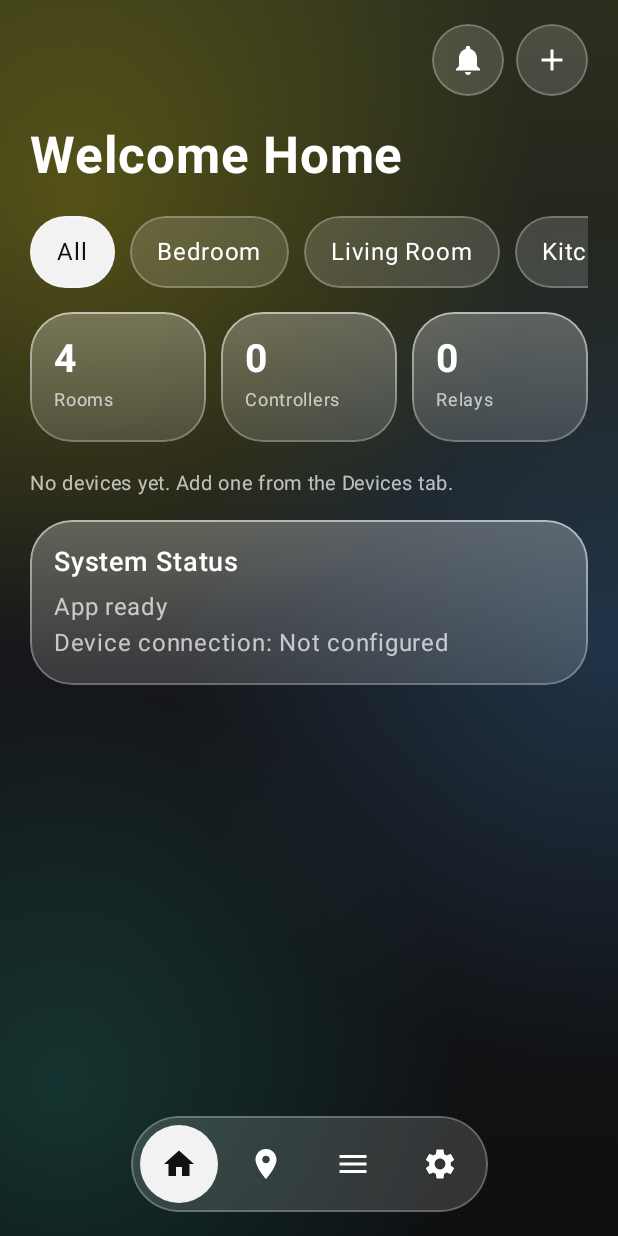
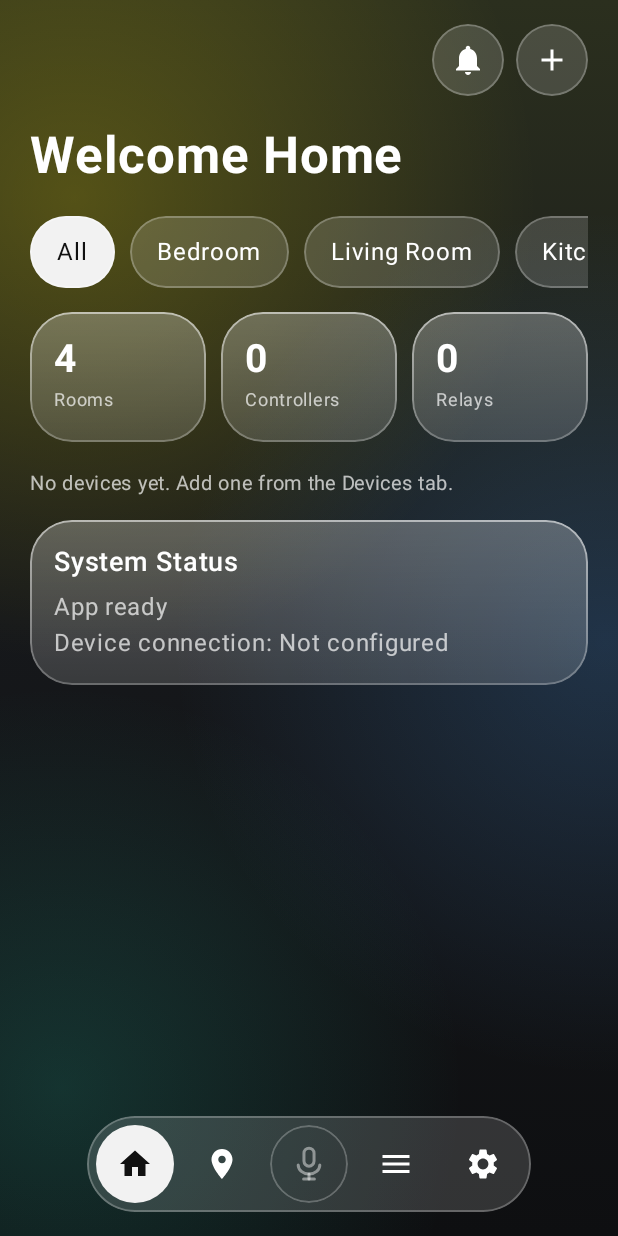
Before and after one commit to mohammadsobujmatubbar-cmyk/ORVIX, an Android app built with Jetpack Compose: the screen it shows after launch (MainActivity), on a phone screen of 412 x 824 dp. Run offline under Robolectric (Android 15) with nearby library versions, the phone set to English and light mode, and no system bars; our stand-ins replace Room's generated code; libraries missing offline, so code that uses them is left out: com.hivemq.client.

Commit message:
Voice control: mic button, voice settings, relay voice names

```diff
--- a/app/src/main/AndroidManifest.xml
+++ b/app/src/main/AndroidManifest.xml
@@ -5,6 +5,12 @@
     <uses-permission android:name="android.permission.ACCESS_WIFI_STATE"/>
     <uses-permission android:name="android.permission.CHANGE_WIFI_MULTICAST_STATE"/>
 
+    <uses-permission android:name="android.permission.RECORD_AUDIO"/>
+    <queries>
+        <intent>
+            <action android:name="android.speech.RecognitionService"/>
+        </intent>
+    </queries>
     <application
         android:icon="@mipmap/ic_launcher"
         android:roundIcon="@mipmap/ic_launcher"
--- a/app/src/main/java/com/orvix/smarthome/Data.kt
+++ b/app/src/main/java/com/orvix/smarthome/Data.kt
@@ -55,7 +55,8 @@ data class RelayEntity(
     val offMessage: String,
     val isOn: Boolean = false,
     val icon: String = "light",
-    val topic: String = ""
+    val topic: String = "",
+    val alias: String = ""
 )
 
 @Entity(
@@ -152,7 +153,7 @@ private val MIGRATION_1_2 = object : Migration(1, 2) {
 
 @Database(
     entities = [RoomEntity::class, DeviceEntity::class, RelayEntity::class, SensorEntity::class, MqttConnEntity::class],
-    version = 6,
+    version = 7,
     exportSchema = false
 )
 abstract class OrvixDatabase : RoomDatabase() {
@@ -169,7 +170,7 @@ abstract class OrvixDatabase : RoomDatabase() {
 
         private fun build(context: Context): OrvixDatabase =
             Room.databaseBuilder(context.applicationContext, OrvixDatabase::class.java, "orvix.db")
-                .addMigrations(MIGRATION_1_2, MIGRATION_2_3, MIGRATION_3_4, MIGRATION_4_5, MIGRATION_5_6)
+                .addMigrations(MIGRATION_1_2, MIGRATION_2_3, MIGRATION_3_4, MIGRATION_4_5, MIGRATION_5_6, MIGRATION_6_7)
                 .addCallback(object : RoomDatabase.Callback() {
                     override fun onCreate(db: SupportSQLiteDatabase) {
                         super.onCreate(db)
--- /dev/null
+++ b/app/src/main/java/com/orvix/smarthome/GlassBarV2.kt
@@ -0,0 +1,135 @@
+package com.orvix.smarthome
+
+import androidx.compose.foundation.Canvas
+import androidx.compose.foundation.background
+import androidx.compose.foundation.border
+import androidx.compose.foundation.clickable
+import androidx.compose.foundation.layout.*
+import androidx.compose.foundation.shape.CircleShape
+import androidx.compose.foundation.shape.RoundedCornerShape
+import androidx.compose.material3.Icon
+import androidx.compose.material3.Text
+import androidx.compose.runtime.Composable
+import androidx.compose.ui.Alignment
+import androidx.compose.ui.Modifier
+import androidx.compose.ui.draw.clip
+import androidx.compose.ui.geometry.CornerRadius
+import androidx.compose.ui.geometry.Offset
+import androidx.compose.ui.geometry.Size
+import androidx.compose.ui.graphics.Color
+import androidx.compose.ui.graphics.StrokeCap
+import androidx.compose.ui.graphics.drawscope.Stroke
+import androidx.compose.ui.text.font.FontWeight
+import androidx.compose.ui.unit.dp
+import androidx.compose.ui.unit.sp
+
+@Composable
+fun MicGlyph(color: Color, modifier: Modifier = Modifier) {
+    Canvas(modifier) {
+        val w = size.width
+        val h = size.height
+        val sw = (size.minDimension * 0.08f).coerceIn(3f, 10f)
+        val st = Stroke(width = sw, cap = StrokeCap.Round)
+        drawRoundRect(
+            color,
+            topLeft = Offset(w * 0.36f, h * 0.06f),
+            size = Size(w * 0.28f, h * 0.5f),
+            cornerRadius = CornerRadius(w * 0.14f, w * 0.14f),
+            style = st
+        )
+        drawArc(
+            color,
+            startAngle = 0f,
+            sweepAngle = 180f,
+            useCenter = false,
+            topLeft = Offset(w * 0.2f, h * 0.28f),
+            size = Size(w * 0.6f, h * 0.5f),
+            style = st
+        )
+        drawLine(color, Offset(w * 0.5f, h * 0.78f), Offset(w * 0.5f, h * 0.92f), strokeWidth = sw, cap = StrokeCap.Round)
+        drawLine(color, Offset(w * 0.35f, h * 0.92f), Offset(w * 0.65f, h * 0.92f), strokeWidth = sw, cap = StrokeCap.Round)
+    }
+}
+
+@Composable
+private fun VoiceMicButton() {
+    val g = LocalGlass.current
+    val on = VoiceState.listening
+    val enabled = VoiceState.enabled
+    Box(
+        Modifier
+            .size(52.dp)
+            .clip(CircleShape)
+            .background(if (on) Accent else Color.Transparent)
+            .border(1.dp, if (on) Accent else g.cardBorder, CircleShape)
+            .clickable { VoiceState.onMicTap?.invoke() },
+        contentAlignment = Alignment.Center
+    ) {
+        MicGlyph(
+            if (on) Color(0xFF111111) else g.text.copy(alpha = if (enabled) 1f else 0.45f),
+            Modifier.size(24.dp)
+        )
+    }
+}
+
+@Composable
+private fun VoiceNavButton(item: NavItem, selected: Boolean, onClick: () -> Unit) {
+    val g = LocalGlass.current
+    Box(
+        Modifier
+            .size(52.dp)
+            .clip(CircleShape)
+            .background(if (selected) g.chipSelected else Color.Transparent)
+            .clickable(onClick = onClick),
+        contentAlignment = Alignment.Center
+    ) {
+        Icon(
+            item.icon,
+            contentDescription = item.label,
+            tint = if (selected) g.chipSelectedText else g.text
+        )
+    }
+}
+
+@Composable
+fun GlassBottomBarV2(items: List<NavItem>, selected: Int, onSelect: (Int) -> Unit, modifier: Modifier = Modifier) {
+    val g = LocalGlass.current
+    val vs = voiceStrings(VoiceState.uiLang)
+    val mid = items.size / 2
+    val heard = VoiceState.heard
+    val res = VoiceState.result
+    Column(modifier, horizontalAlignment = Alignment.CenterHorizontally) {
+        if (VoiceState.listening || heard.isNotBlank() || res.isNotBlank()) {
+            Column(
+                Modifier
+                    .padding(bottom = 10.dp)
+                    .clip(RoundedCornerShape(20.dp))
+                    .background(Color(0xDD101216))
+                    .padding(horizontal = 16.dp, vertical = 10.dp)
+            ) {
+                if (heard.isNotBlank()) {
+                    Text(vs.heardLabel + ": " + heard, color = Color(0xB3FFFFFF), fontSize = 12.sp)
+                }
+                if (res.isNotBlank()) {
+                    Text(res, color = Color.White, fontSize = 15.sp, fontWeight = FontWeight.Medium)
+                }
+                if (heard.isBlank() && res.isBlank()) {
+                    Text(vs.listening, color = Color.White, fontSize = 15.sp)
+                }
+            }
+        }
+        Row(
+            Modifier
+                .clip(CircleShape)
+                .background(g.card)
+                .border(1.dp, g.cardBorder, CircleShape)
+                .padding(6.dp),
+            horizontalArrangement = Arrangement.spacedBy(6.dp)
+        ) {
+            items.forEachIndexed { i, item ->
+                if (i == mid) VoiceMicButton()
+                VoiceNavButton(item, i == selected) { onSelect(i) }
+            }
+        }
+    }
+}
--- a/app/src/main/java/com/orvix/smarthome/MainActivity.kt
+++ b/app/src/main/java/com/orvix/smarthome/MainActivity.kt
@@ -17,6 +17,7 @@ class MainActivity : ComponentActivity() {
         MqttManager.init(applicationContext)
         val prefs = getSharedPreferences("orvix_settings", MODE_PRIVATE)
         BgState.load(this)
+        VoiceState.load(this)
         val savedTheme = try {
             ThemeMode.valueOf(prefs.getString("theme", ThemeMode.DARK.name) ?: ThemeMode.DARK.name)
         } catch (e: Exception) {
--- /dev/null
+++ b/app/src/main/java/com/orvix/smarthome/Migration7.kt
@@ -0,0 +1,10 @@
+package com.orvix.smarthome
+
+import androidx.room.migration.Migration
+import androidx.sqlite.db.SupportSQLiteDatabase
+
+val MIGRATION_6_7 = object : Migration(6, 7) {
+    override fun migrate(db: SupportSQLiteDatabase) {
+        db.execSQL("ALTER TABLE relays ADD COLUMN alias TEXT NOT NULL DEFAULT ''")
+    }
+}
--- a/app/src/main/java/com/orvix/smarthome/Screens.kt
+++ b/app/src/main/java/com/orvix/smarthome/Screens.kt
@@ -230,6 +230,9 @@ fun SettingsScreen(
         Spacer(Modifier.height(20.dp))
         Spacer(Modifier.height(12.dp))
         BackgroundSettingsCard(s)
+        Spacer(Modifier.height(12.dp))
+        VoiceSettingsCard(lang)
+        Spacer(Modifier.height(12.dp))
         Text("ORVIX 1.0.0", color = g.subText, fontSize = 13.sp)
         Spacer(Modifier.height(120.dp))
     }
@@ -268,6 +271,7 @@ fun OrvixApp(
         val full = Modifier.fillMaxSize()
         GlowBackdrop()
         BackgroundLayer()
+        VoiceHost(vm, lang)
         if (openMqtt != null || mqttNew) {
             MqttScreen(
                 s = s, rooms = rooms, device = openMqtt,
@@ -318,7 +322,7 @@ fun OrvixApp(
                 )
                 else -> SettingsScreen(s, lang, mode, onLang, onTheme, full)
             }
-            GlassBottomBar(
+            GlassBottomBarV2(
                 items, tab, { tab = it },
                 Modifier.align(Alignment.BottomCenter).navigationBarsPadding().padding(bottom = 16.dp)
             )
--- /dev/null
+++ b/app/src/main/java/com/orvix/smarthome/VoiceHost.kt
@@ -0,0 +1,212 @@
+package com.orvix.smarthome
+
+import android.Manifest
+import android.content.Context
+import android.content.Intent
+import android.content.pm.PackageManager
+import android.os.Bundle
+import android.os.Handler
+import android.os.Looper
+import android.speech.RecognitionListener
+import android.speech.RecognizerIntent
+import android.speech.SpeechRecognizer
+import androidx.activity.compose.rememberLauncherForActivityResult
+import androidx.activity.result.contract.ActivityResultContracts
+import androidx.compose.runtime.Composable
+import androidx.compose.runtime.DisposableEffect
+import androidx.compose.runtime.LaunchedEffect
+import androidx.compose.runtime.SideEffect
+import androidx.compose.runtime.remember
+import androidx.compose.ui.platform.LocalContext
+import androidx.core.content.ContextCompat
+import androidx.lifecycle.Lifecycle
+import androidx.lifecycle.LifecycleEventObserver
+import androidx.lifecycle.LifecycleOwner
+import kotlinx.coroutines.delay
+
+private class VoiceEngine(
+    val ctx: Context,
+    val vm: OrvixViewModel,
+    val vsProvider: () -> VoiceStrings
+) {
+    private val handler = Handler(Looper.getMainLooper())
+    private var rec: SpeechRecognizer? = null
+    private var endAt = 0L
+    private var errCount = 0
+    private var running = false
+
+    private val listener = object : RecognitionListener {
+        override fun onReadyForSpeech(params: Bundle?) {}
+        override fun onBeginningOfSpeech() {}
+        override fun onRmsChanged(rmsdB: Float) {}
+        override fun onBufferReceived(buffer: ByteArray?) {}
+        override fun onEndOfSpeech() {}
+        override fun onPartialResults(partialResults: Bundle?) {}
+        override fun onEvent(eventType: Int, params: Bundle?) {}
+
+        override fun onResults(results: Bundle?) {
+            val list = results?.getStringArrayList(SpeechRecognizer.RESULTS_RECOGNITION)
+            errCount = 0
+            if (list != null) handleTexts(list)
+            scheduleNext(300)
+        }
+
+        override fun onError(error: Int) {
+            if (!running) return
+            when (error) {
+                SpeechRecognizer.ERROR_NO_MATCH,
+                SpeechRecognizer.ERROR_SPEECH_TIMEOUT -> scheduleNext(150)
+                SpeechRecognizer.ERROR_INSUFFICIENT_PERMISSIONS -> stop(vsProvider().needPerm)
+                SpeechRecognizer.ERROR_RECOGNIZER_BUSY -> scheduleNext(700)
+                else -> {
+                    errCount++
+                    if (errCount >= 4) {
+                        stop(vsProvider().error + " (" + error + ")")
+                    } else {
+                        scheduleNext(900)
+                    }
+                }
+            }
+        }
+    }
+
+    fun start() {
+        if (running) return
+        if (!SpeechRecognizer.isRecognitionAvailable(ctx)) {
+            VoiceState.bubble("", vsProvider().unavailable)
+            return
+        }
+        running = true
+        errCount = 0
+        endAt = System.currentTimeMillis() + VoiceState.durationMs()
+        VoiceState.listening = true
+        VoiceState.clearBubble()
+        listenOnce()
+    }
+
+    fun stop(msg: String? = null) {
+        running = false
+        handler.removeCallbacksAndMessages(null)
+        try {
+            rec?.cancel()
+        } catch (_: Exception) {
+        }
+        try {
+            rec?.destroy()
+        } catch (_: Exception) {
+        }
+        rec = null
+        VoiceState.listening = false
+        if (msg != null) VoiceState.bubble("", msg)
+    }
+
+    private fun scheduleNext(ms: Long) {
+        if (!running) return
+        handler.postDelayed({ listenOnce() }, ms)
+    }
+
+    private fun listenOnce() {
+        if (!running) return
+        if (System.currentTimeMillis() >= endAt) {
+            stop(vsProvider().timeUp)
+            return
+        }
+        try {
+            val r: SpeechRecognizer = rec ?: SpeechRecognizer.createSpeechRecognizer(ctx).also {
+                it.setRecognitionListener(listener)
+                rec = it
+            }
+            val i = Intent(RecognizerIntent.ACTION_RECOGNIZE_SPEECH)
+            i.putExtra(RecognizerIntent.EXTRA_LANGUAGE_MODEL, RecognizerIntent.LANGUAGE_MODEL_FREE_FORM)
+            i.putExtra(RecognizerIntent.EXTRA_LANGUAGE, if (VoiceState.lang == "BN") "bn-BD" else "en-US")
+            i.putExtra(RecognizerIntent.EXTRA_MAX_RESULTS, 5)
+            i.putExtra(RecognizerIntent.EXTRA_CALLING_PACKAGE, ctx.packageName)
+            r.startListening(i)
+        } catch (e: Exception) {
+            stop(vsProvider().error)
+        }
+    }
+
+    private fun handleTexts(list: List<String>) {
+        if (list.isEmpty()) return
+        val vs = vsProvider()
+        val rooms = vm.rooms.value
+        val devices = vm.devices.value
+        val relays = vm.relays.value
+        for (t in list) {
+            val p = parseVoice(t, rooms, devices, relays)
+            if (p is VoiceParse.Act) {
+                for (pair in p.targets) {
+                    vm.sendRelayCmd(pair.first, pair.second, p.on)
+                }
+                val label = if (p.all && p.targets.size > 3) {
+                    vs.allDone + " (" + p.targets.size + ")"
+                } else {
+                    p.targets.joinToString(", ") { it.second.name }
+                }
+                VoiceState.bubble(t, label + " -> " + (if (p.on) vs.on else vs.off))
+                return
+            }
+            if (p is VoiceParse.Ambiguous) {
+                VoiceState.bubble(t, vs.ambiguous)
+                return
+            }
+        }
+        VoiceState.bubble(list[0], vs.noMatch)
+    }
+}
+
+@Composable
+fun VoiceHost(vm: OrvixViewModel, lang: Lang) {
+    val ctx = LocalContext.current
+    val engine = remember { VoiceEngine(ctx, vm) { voiceStrings(VoiceState.uiLang) } }
+    SideEffect { VoiceState.uiLang = lang }
+
+    val permLauncher = rememberLauncherForActivityResult(ActivityResultContracts.RequestPermission()) { ok ->
+        if (ok) {
+            engine.start()
+        } else {
+            VoiceState.bubble("", voiceStrings(VoiceState.uiLang).needPerm)
+        }
+    }
+
+    DisposableEffect(engine) {
+        VoiceState.onMicTap = {
+            val vs = voiceStrings(VoiceState.uiLang)
+            if (!VoiceState.enabled) {
+                VoiceState.bubble("", vs.enableFirst)
+            } else if (VoiceState.listening) {
+                engine.stop(vs.stopped)
+            } else if (ContextCompat.checkSelfPermission(ctx, Manifest.permission.RECORD_AUDIO) == PackageManager.PERMISSION_GRANTED) {
+                engine.start()
+            } else {
+                permLauncher.launch(Manifest.permission.RECORD_AUDIO)
+            }
+        }
+        onDispose {
+            VoiceState.onMicTap = null
+            engine.stop()
+        }
+    }
+
+    val lifecycle = (ctx as? LifecycleOwner)?.lifecycle
+    DisposableEffect(lifecycle) {
+        val obs = LifecycleEventObserver { _, e ->
+            if (e == Lifecycle.Event.ON_STOP) engine.stop()
+        }
+        lifecycle?.addObserver(obs)
+        onDispose { lifecycle?.removeObserver(obs) }
+    }
+
+    LaunchedEffect(VoiceState.enabled) {
+        if (!VoiceState.enabled) engine.stop()
+    }
+
+    LaunchedEffect(VoiceState.stamp) {
+        val st = VoiceState.stamp
+        if (st != 0L) {
+            delay(6000)
+            if (VoiceState.stamp == st) VoiceState.clearBubble()
+        }
+    }
+}
--- /dev/null
+++ b/app/src/main/java/com/orvix/smarthome/VoiceState.kt
@@ -0,0 +1,61 @@
+package com.orvix.smarthome
+
+import android.content.Context
+import androidx.compose.runtime.getValue
+import androidx.compose.runtime.mutableStateOf
+import androidx.compose.runtime.setValue
+
+object VoiceState {
+    var enabled by mutableStateOf(false)
+    var durIdx by mutableStateOf(1)
+    var lang by mutableStateOf("EN")
+    var listening by mutableStateOf(false)
+    var heard by mutableStateOf("")
+    var result by mutableStateOf("")
+    var stamp by mutableStateOf(0L)
+    var uiLang by mutableStateOf(Lang.EN)
+    var onMicTap: (() -> Unit)? = null
+
+    private fun prefs(ctx: Context) =
+        ctx.getSharedPreferences("orvix_settings", Context.MODE_PRIVATE)
+
+    fun load(ctx: Context) {
+        val p = prefs(ctx)
+        enabled = p.getBoolean("voice_on", false)
+        durIdx = p.getInt("voice_dur", 1)
+        lang = p.getString("voice_lang", "EN") ?: "EN"
+    }
+
+    fun setEnabled(ctx: Context, v: Boolean) {
+        enabled = v
+        prefs(ctx).edit().putBoolean("voice_on", v).apply()
+    }
+
+    fun setDur(ctx: Context, v: Int) {
+        durIdx = v
+        prefs(ctx).edit().putInt("voice_dur", v).apply()
+    }
+
+    fun setLang(ctx: Context, v: String) {
+        lang = v
+        prefs(ctx).edit().putString("voice_lang", v).apply()
+    }
+
+    fun durationMs(): Long = when (durIdx) {
+        0 -> 30000L
+        1 -> 60000L
+        2 -> 300000L
+        else -> 86400000L
+    }
+
+    fun bubble(h: String, r: String) {
+        heard = h
+        result = r
+        stamp = System.currentTimeMillis()
+    }
+
+    fun clearBubble() {
+        heard = ""
+        result = ""
+    }
+}
--- /dev/null
+++ b/app/src/main/java/com/orvix/smarthome/VoiceStrings.kt
@@ -0,0 +1,42 @@
+package com.orvix.smarthome
+
+data class VoiceStrings(
+    val title: String, val on: String, val off: String,
+    val duration: String, val d30: String, val d1: String, val d5: String, val dOpen: String,
+    val language: String, val note: String,
+    val enableFirst: String, val needPerm: String, val unavailable: String,
+    val listening: String, val heardLabel: String, val noMatch: String, val ambiguous: String,
+    val stopped: String, val timeUp: String, val allDone: String, val error: String
+)
+
+private val enV = VoiceStrings(
+    title = "Voice control", on = "On", off = "Off",
+    duration = "Stay on for", d30 = "30 sec", d1 = "1 min", d5 = "5 min", dOpen = "Until I stop",
+    language = "Voice language",
+    note = "Tap the mic in the bottom bar and say: \"LED on\", \"fan off\", \"all off\". Works while the app is open.",
+    enableFirst = "Turn on Voice in Settings first",
+    needPerm = "Microphone permission is needed",
+    unavailable = "Speech recognition is not available on this phone",
+    listening = "Listening...", heardLabel = "Heard",
+    noMatch = "No matching relay",
+    ambiguous = "More than one match. Say the room or device name",
+    stopped = "Voice stopped", timeUp = "Voice time is up", allDone = "All",
+    error = "Voice error"
+)
+
+private val bnV = VoiceStrings(
+    title = "ভয়েস কন্ট্রোল", on = "চালু", off = "বন্ধ",
+    duration = "কতক্ষণ চালু থাকবে", d30 = "৩০ সেকেন্ড", d1 = "১ মিনিট", d5 = "৫ মিনিট", dOpen = "আমি বন্ধ করা পর্যন্ত",
+    language = "ভয়েসের ভাষা",
+    note = "নিচের বারের মাইক চেপে বলুন: \"LED on\", \"ফ্যান বন্ধ\", \"সব বন্ধ\"। অ্যাপ খোলা থাকলে কাজ করে।",
+    enableFirst = "আগে সেটিংসে ভয়েস চালু করুন",
+    needPerm = "মাইক্রোফোনের অনুমতি লাগবে",
+    unavailable = "এই ফোনে ভয়েস চেনার সুবিধা নেই",
+    listening = "শুনছি...", heardLabel = "শুনেছি",
+    noMatch = "মেলে এমন রিলে নেই",
+    ambiguous = "একাধিক মিল পাওয়া গেছে। রুম বা ডিভাইসের নাম বলুন",
+    stopped = "ভয়েস বন্ধ", timeUp = "ভয়েসের সময় শেষ", allDone = "সব",
+    error = "ভয়েসে সমস্যা"
+)
+
+fun voiceStrings(lang: Lang): VoiceStrings = if (lang == Lang.BN) bnV else enV
```
Also changed, not shown: app/src/main/java/com/orvix/smarthome/PanelDialogs.kt (+12 -2 lines), app/src/main/java/com/orvix/smarthome/VoiceCommand.kt (added, +100 -0 lines), app/src/main/java/com/orvix/smarthome/VoiceSettings.kt (added, +48 -0 lines).
